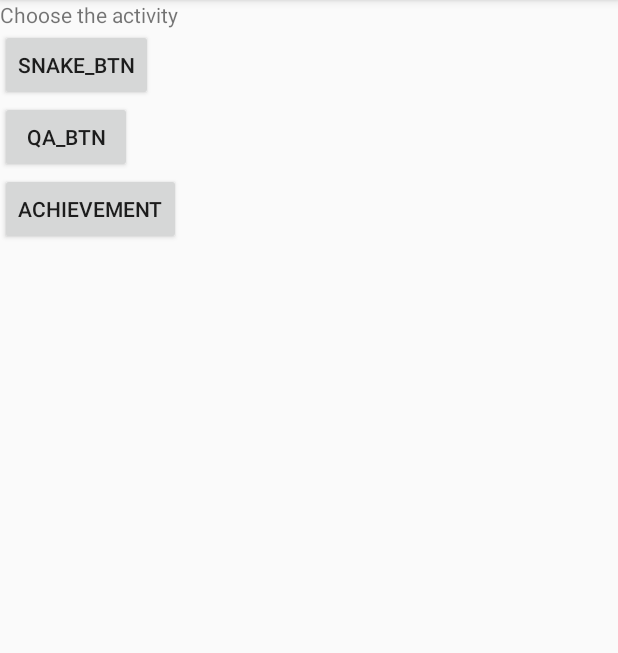
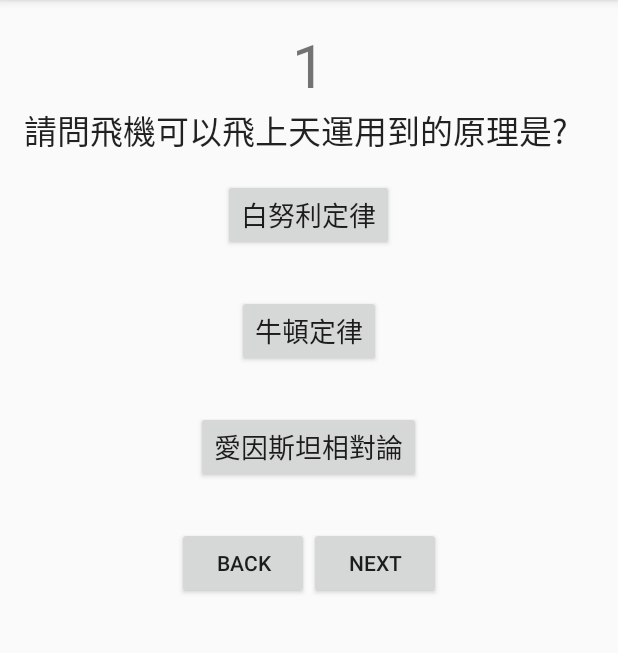
Before and after one commit to iGem-NCKU-Tainan/EduNCKU, an Android app: the screen it shows after launch (MainActivity before the commit, QA after it), after a tap on "QA_BTN", on a phone screen of 412 x 824 dp, the part 84-737 px from its top. Run offline under Robolectric (Android 15) with nearby library versions, the phone set to English and light mode, and no system bars.

Commit message:
Manually Combine Single activity QA and Snake

```diff
--- a/app/src/main/AndroidManifest.xml
+++ b/app/src/main/AndroidManifest.xml
@@ -17,7 +17,8 @@
             </intent-filter>
         </activity>
         <activity android:name=".GameSnake" />
-        <activity android:name=".Achievement"></activity>
+        <activity android:name=".Achievement" />
+        <activity android:name=".QA"></activity>
     </application>
 
 </manifest>
--- a/app/src/main/java/tw/edu/ncku/igem/eduncku/MainActivity.java
+++ b/app/src/main/java/tw/edu/ncku/igem/eduncku/MainActivity.java
@@ -40,7 +40,8 @@ public class MainActivity extends AppCompatActivity {
         qa_btn.setOnClickListener(new View.OnClickListener() {
             @Override
             public void onClick(View v) {
-
+                Intent intent = new Intent(MainActivity.this, QA.class);
+                startActivity(intent);
             }
         });
 
--- /dev/null
+++ b/app/src/main/java/tw/edu/ncku/igem/eduncku/QA.java
@@ -0,0 +1,138 @@
+package tw.edu.ncku.igem.eduncku;
+
+import android.content.Intent;
+import android.os.Bundle;
+import android.support.v7.app.AppCompatActivity;
+import android.view.View;
+import android.widget.Button;
+import android.widget.TextView;
+
+public class QA extends AppCompatActivity
+{
+    public static final String Q1_ANSWER_KEY = "Q1";
+    public static int answer_array[] = {1,2,3};//The answer to the question.
+    public static String question_content[][] = {
+            {
+                    "請問飛機可以飛上天運用到的原理是?",
+                    "白努利定律",
+                    "牛頓定律",
+                    "愛因斯坦相對論"
+            },
+            {
+                    "請問這幾次教你們的人是什麼團隊?",
+                    "這群人",
+                    "iGEM NCKU",
+                    "學校老師"
+            },
+            {
+                    "請問製作眼鏡的所用的材料是?",
+                    "凸透鏡",
+                    "凹透鏡",
+                    "以上皆非"
+            }
+    };
+    private TextView m_tv_no;
+    private TextView m_tv_question;
+    private Button m_radio_a;
+    private TextView m_tv_check_a0;
+    private TextView m_tv_check_a1;
+    private Button m_radio_b;
+    private TextView m_tv_check_b0;
+    private TextView m_tv_check_b1;
+    private Button m_radio_c;
+    private TextView m_tv_check_c0;
+    private TextView m_tv_check_c1;
+    private int answer = 1;
+    private CharSequence m_answer;
+    static int question_number = 1;//the current question
+    final int the_number_of_question = 3;
+
+    @Override
+    protected void onCreate(Bundle savedInstanceState)
+    {
+        super.onCreate(savedInstanceState);
+        setContentView(R.layout.activity_qa);
+        init();
+        Intent intent = getIntent();
+        if(question_number == 1){
+            answer = answer_array[0];
+        }
+        else if(intent != null){
+            answer = intent.getIntExtra("answer",0);
+        }
+    }
+
+    private void init()
+    {
+        m_tv_no = (TextView)findViewById(R.id.tv_no);
+        m_tv_question = (TextView)findViewById(R.id.tv_question);
+        m_radio_a = (Button)findViewById(R.id.radio_a);
+        m_tv_check_a0 = (TextView)findViewById(R.id.tv_check_a0);
+        m_tv_check_a1 = (TextView)findViewById(R.id.tv_check_a1);
+        m_radio_b = (Button)findViewById(R.id.radio_b);
+        m_tv_check_b0 = (TextView)findViewById(R.id.tv_check_b0);
+        m_tv_check_b1 = (TextView)findViewById(R.id.tv_check_b1);
+        m_radio_c = (Button)findViewById(R.id.radio_c);
+        m_tv_check_c0 = (TextView)findViewById(R.id.tv_check_c0);
+        m_tv_check_c1 = (TextView)findViewById(R.id.tv_check_c1);
+        m_tv_no.setText(Integer.toString(question_number));
+        m_tv_question.setText(question_content[question_number - 1][0]);
+        m_radio_a.setText(question_content[question_number - 1][1]);
+        m_radio_b.setText(question_content[question_number - 1][2]);
+        m_radio_c.setText(question_content[question_number - 1][3]);
+    }
+
+    public void click_a(View view)
+    {
+        if(answer == 1){
+            m_tv_check_a0.setVisibility(View.VISIBLE);
+            m_tv_check_a1.setVisibility(View.GONE);
+        }
+        else{
+            m_tv_check_a0.setVisibility(View.GONE);
+            m_tv_check_a1.setVisibility(View.VISIBLE);
+        }
+    }
+    public void click_b(View view)
+    {
+        if(answer == 2){
+            m_tv_check_b0.setVisibility(View.VISIBLE);
+            m_tv_check_b1.setVisibility(View.GONE);
+        }
+        else{
+            m_tv_check_b0.setVisibility(View.GONE);
+            m_tv_check_b1.setVisibility(View.VISIBLE);
+        }
+    }
+    public void click_c(View view)
+    {
+        if(answer == 3){
+            m_tv_check_c0.setVisibility(View.VISIBLE);
+            m_tv_check_c1.setVisibility(View.GONE);
+        }
+        else{
+            m_tv_check_c0.setVisibility(View.GONE);
+            m_tv_check_c1.setVisibility(View.VISIBLE);
+        }
+    }
+
+    //返回上一頁
+    public void back(View view) {
+        finish();
+    }
+    // 按下 NEXT
+    public void next(View view)
+    {
+        question_number++;
+        // 建立新 Intent: new Intent( 來源 , 目的)
+        if(question_number <= the_number_of_question) {
+            Intent intent = new Intent(this, QA.class);
+            intent.putExtra("answer", answer_array[question_number - 1]);
+            startActivity(intent);
+            finish();
+        }
+        else{
+            finish();
+        }
+    }
+}
--- /dev/null
+++ b/app/src/main/res/layout/activity_qa.xml
@@ -0,0 +1,40 @@
+<?xml version="1.0" encoding="utf-8"?>
+<LinearLayout xmlns:android="http://schemas.android.com/apk/res/android"
+    xmlns:tools="http://schemas.android.com/tools"
+    android:layout_width="match_parent"
+    android:layout_height="match_parent"
+    android:orientation="vertical"
+    android:paddingBottom="16dp"
+    android:paddingLeft="16dp"
+    android:paddingRight="16dp"
+    android:paddingTop="16dp">
+
+    <include android:id="@+id/question_answer"
+        android:layout_width="wrap_content"
+        android:layout_height="wrap_content"
+        layout="@layout/question_answer"/>
+    <LinearLayout
+        android:layout_width="wrap_content"
+        android:layout_height="wrap_content"
+        android:orientation="horizontal"
+        android:layout_gravity="center">
+
+        <Button
+            android:id="@+id/btn_back"
+            android:layout_width="wrap_content"
+            android:layout_height="wrap_content"
+            android:layout_gravity="center"
+            android:onClick="back"
+            android:text="BACK" />
+
+        <Button
+            android:id="@+id/btn_next"
+            android:layout_width="wrap_content"
+            android:layout_height="wrap_content"
+            android:layout_gravity="center"
+            android:onClick="next"
+            android:text="NEXT" />
+
+    </LinearLayout>
+
+</LinearLayout>
--- /dev/null
+++ b/app/src/main/res/layout/question_answer.xml
@@ -0,0 +1,128 @@
+<?xml version="1.0" encoding="utf-8"?>
+<merge xmlns:android="http://schemas.android.com/apk/res/android"
+    xmlns:tools="http://schemas.android.com/tools"
+    android:layout_width="match_parent"
+    android:layout_height="match_parent"
+    android:orientation="horizontal">
+
+    <TextView
+        android:id="@+id/tv_no"
+        android:layout_width="wrap_content"
+        android:layout_height="wrap_content"
+        android:layout_gravity="center"
+        android:text="No."
+        android:textSize="40sp" />
+
+    <TextView
+        android:id="@+id/tv_question"
+        android:layout_width="match_parent"
+        android:layout_height="wrap_content"
+        android:paddingBottom="16dp"
+        android:textAppearance="@android:style/TextAppearance.Large"
+        tools:text="這裏是題目?" />
+
+    <Button
+        android:id="@+id/radio_a"
+        android:layout_width="wrap_content"
+        android:layout_height="wrap_content"
+        android:orientation="vertical"
+        android:textAppearance="@android:style/TextAppearance.Medium"
+        android:layout_gravity="center"
+        android:onClick="click_a"
+        android:tag="A"
+        tools:text="A 答案" />
+
+    <LinearLayout
+        android:orientation="horizontal"
+        android:layout_width="match_parent"
+        android:layout_height="wrap_content">
+
+        <TextView
+            android:id="@+id/tv_check_a0"
+            android:layout_width="wrap_content"
+            android:layout_height="wrap_content"
+            android:layout_gravity="center"
+            android:paddingBottom="10dp"
+            android:text="O"
+            android:visibility="invisible" />
+
+        <TextView
+            android:id="@+id/tv_check_a1"
+            android:layout_width="wrap_content"
+            android:layout_height="wrap_content"
+            android:layout_gravity="center"
+            android:paddingBottom="10dp"
+            android:text="X"
+            android:visibility="invisible" />
+    </LinearLayout>
+
+    <Button
+        android:id="@+id/radio_b"
+        android:layout_width="wrap_content"
+        android:layout_height="wrap_content"
+        android:orientation="vertical"
+        android:textAppearance="@android:style/TextAppearance.Medium"
+        android:layout_gravity="center"
+        android:onClick="click_b"
+        android:tag="B"
+        tools:text="B 答案" />
+
+    <LinearLayout
+        android:orientation="horizontal"
+        android:layout_width="match_parent"
+        android:layout_height="wrap_content">
+
+        <TextView
+            android:id="@+id/tv_check_b0"
+            android:layout_width="wrap_content"
+            android:layout_height="wrap_content"
+            android:layout_gravity="center"
+            android:paddingBottom="10dp"
+            android:text="O"
+            android:visibility="invisible" />
+
+        <TextView
+            android:id="@+id/tv_check_b1"
+            android:layout_width="wrap_content"
+            android:layout_height="wrap_content"
+            android:layout_gravity="center"
+            android:paddingBottom="10dp"
+            android:text="X"
+            android:visibility="invisible" />
+    </LinearLayout>
+
+    <Button
+        android:id="@+id/radio_c"
+        android:layout_width="wrap_content"
+        android:layout_height="wrap_content"
+        android:orientation="vertical"
+        android:textAppearance="@android:style/TextAppearance.Medium"
+        android:layout_gravity="center"
+        android:onClick="click_c"
+        android:tag="C"
+        tools:text="C 答案" />
+
+    <LinearLayout
+        android:orientation="horizontal"
+        android:layout_width="match_parent"
+        android:layout_height="wrap_content">
+
+        <TextView
+            android:id="@+id/tv_check_c0"
+            android:layout_width="wrap_content"
+            android:layout_height="wrap_content"
+            android:layout_gravity="center"
+            android:paddingBottom="10dp"
+            android:text="O"
+            android:visibility="invisible" />
+
+        <TextView
+            android:id="@+id/tv_check_c1"
+            android:layout_width="wrap_content"
+            android:layout_height="wrap_content"
+            android:layout_gravity="center"
+            android:paddingBottom="10dp"
+            android:text="X"
+            android:visibility="invisible" />
+    </LinearLayout>
+</merge>
```
